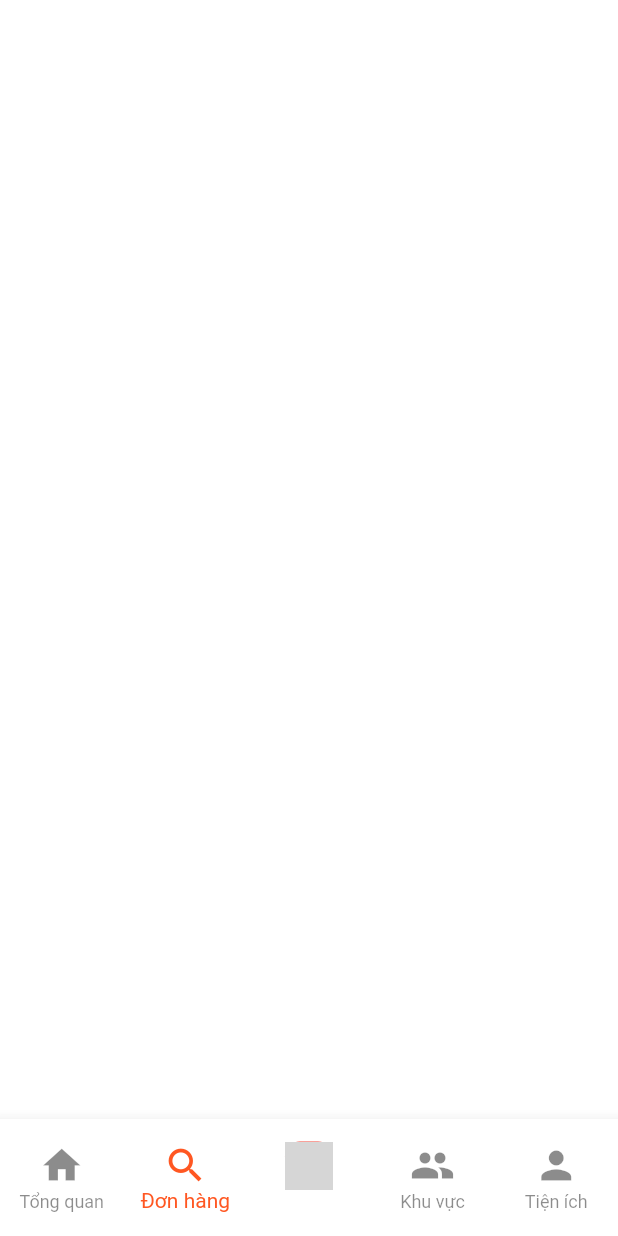
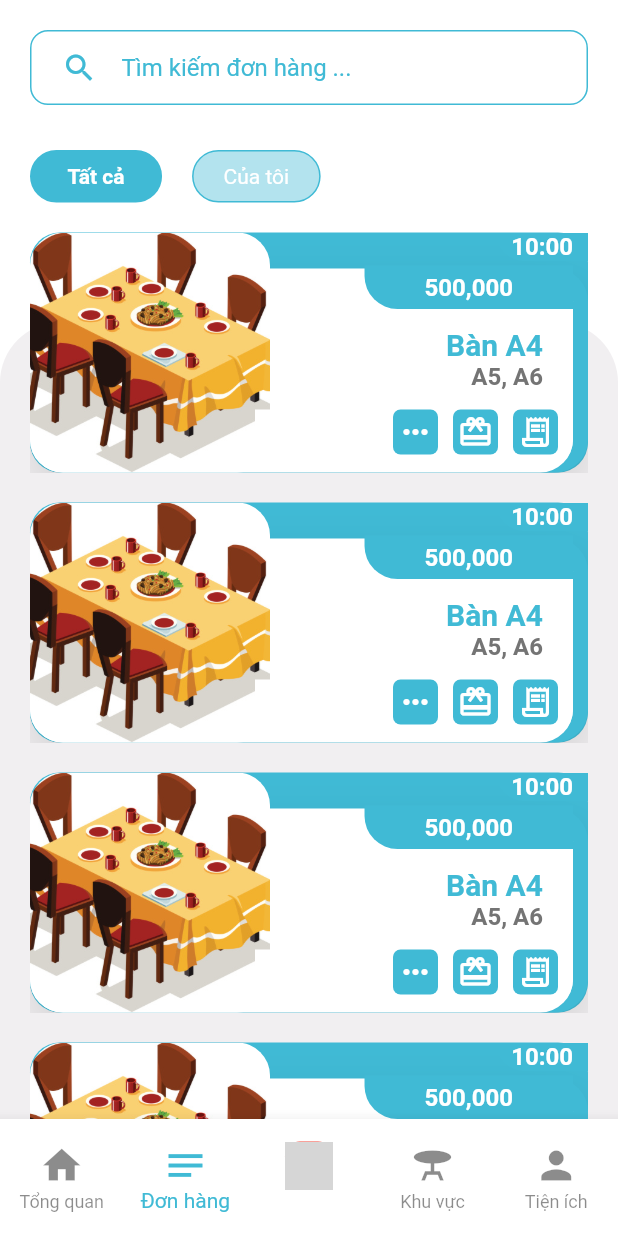
Before and after one commit to HienCa/myorder, a Flutter app: the screen it shows once a user with an empty profile is signed in, item 2 of the bottom bar chosen, on a phone screen of 412 x 824 dp. Run offline on Flutter 3.47's test engine with Material 2 defaults, Android fonts, the phone set to English and light mode, and no system bars; our stand-ins replace cached_network_image, cloud_firestore, firebase_auth, firebase_core, firebase_storage, get and 4 more; missing offline and left inert: dart:ffi; accounts and stored records are empty; grey boxes are pictures that could not be loaded.

Commit message:
UI Order

```diff
--- a/lib/constants.dart
+++ b/lib/constants.dart
@@ -3,16 +3,45 @@ import 'package:firebase_auth/firebase_auth.dart';
 import 'package:firebase_storage/firebase_storage.dart';
 import 'package:flutter/material.dart';
 import 'package:myorder/controllers/auth_controller.dart';
+import 'package:myorder/views/screens/order/order_screen.dart';
 import 'package:myorder/views/screens/utilities/utils_screen.dart';
 
 List pages = [
-  const Text("t"),
   const Text(""),
+  const OrderPage(),
   const Text(""),
   const Text(""),
   // ProfileScreen(uid: authController.user.uid),
   const UtilsPage()
 ];
+
+// list of colors that we use in our app
+const kBackgroundColor = Color(0xFFF1EFF1);
+const kPrimaryColor = Color(0xFF035AA6);
+const kSecondaryColor = Color(0xFFFFA41B);
+const kTextColor = Color(0xFF000839);
+const kTextLightColor = Color(0xFF747474);
+const kBlueColor = Color(0xFF40BAD5);
+
+const kDefaultPadding = 20.0;
+
+// our default Shadow
+const kDefaultShadow = BoxShadow(
+  offset: Offset(0, 15),
+  blurRadius: 27,
+  color: Colors.black12, // Black color with 12% opacity
+);
+//corlor
+const primaryColor = Color(0xFF40BAD5);
+var primaryColorOpacity = const Color(0xFF40BAD5).withOpacity(0.4);
+
+//color of order
+const tableservingColor = Color(0xFF40BAD5);
+const tableemptyColor = Color(0xFF747474);
+const tablecancelColor = Color.fromARGB(255, 224, 24, 24);
+
+//border color
+const borderColorPrimary = Color(0xFF40BAD5);
 
 // background
 const backgroundColor = Colors.white;
@@ -20,24 +49,45 @@ const backgroundColorGray = Color.fromARGB(255, 245, 241, 241);
 
 //text
 const textColor = Colors.black;
+const textWhiteColor = Colors.white;
 const unselectedItemColor = Colors.black45;
 const borderColor = Colors.grey;
+
+//text style
+const textStyleWhiteRegular16 =
+    TextStyle(color: Colors.white, fontSize: 16, fontWeight: FontWeight.w400);
+
+const textStyleWhiteBold20 =
+    TextStyle(color: Colors.white, fontSize: 16, fontWeight: FontWeight.bold);
+
 const textStyleBlackRegular = TextStyle(
     color: Color.fromARGB(196, 20, 19, 19),
     fontSize: 16,
     fontWeight: FontWeight.w400);
+
 const textStyleBlackBold =
     TextStyle(color: Colors.black, fontSize: 20, fontWeight: FontWeight.bold);
+
+const textStylePrimaryBold =
+    TextStyle(color: primaryColor, fontSize: 20, fontWeight: FontWeight.bold);
+const textStyleSecondBold =
+    TextStyle(color: tableemptyColor, fontSize: 16, fontWeight: FontWeight.bold);
 //button
-var buttonColor = Colors.red[400];
+var buttonColor = const Color(0xFF40BAD5);
+const buttonStyleBlackBold =
+    TextStyle(fontSize: 20, fontWeight: FontWeight.bold);
+double buttonHeight = 50;
+double buttonWidth = 300;
 
 //icon
 const iconColor = Colors.grey;
-const iconColorPrimary = Colors.deepOrange;
+const iconColorPrimary = Color(0xFF40BAD5);
+var iconColorPrimaryOpacity = const Color(0xFF40BAD5).withOpacity(0.8);
 
 const marginTop5 = SizedBox(height: 5);
 const marginTop10 = SizedBox(height: 10);
 const marginTop20 = SizedBox(height: 20);
+const marginTop30 = SizedBox(height: 30);
 const marginRight10 = SizedBox(width: 10);
 const marginRight20 = SizedBox(width: 20);
 
--- a/lib/main.dart
+++ b/lib/main.dart
@@ -1,5 +1,6 @@
 import 'package:firebase_core/firebase_core.dart';
 import 'package:flutter/material.dart';
+import 'package:flutter/services.dart';
 import 'package:get/get.dart';
 import 'package:myorder/constants.dart';
 import 'package:myorder/controllers/auth_controller.dart';
@@ -11,6 +12,7 @@ void main() async {
   await Firebase.initializeApp().then((value) {
     Get.put(AuthController());
   });
+   SystemChrome.setPreferredOrientations([DeviceOrientation.portraitUp]);
   runApp(const MyApp());
 }
 
--- a/lib/views/screens/home_screen.dart
+++ b/lib/views/screens/home_screen.dart
@@ -49,7 +49,7 @@ class _HomeScreenState extends State<HomeScreen> {
             label: 'Tổng quan',
           ),
           const BottomNavigationBarItem(
-            icon: Icon(Icons.search, size: 30),
+            icon: Icon(Icons.notes, size: 30),
             label: 'Đơn hàng',
           ),
           BottomNavigationBarItem(
@@ -62,7 +62,7 @@ class _HomeScreenState extends State<HomeScreen> {
             label: '',
           ),
           const BottomNavigationBarItem(
-            icon: Icon(Icons.people, size: 30),
+            icon: Icon(Icons.table_bar_sharp, size: 30),
             label: 'Khu vực',
           ),
           const BottomNavigationBarItem(
--- /dev/null
+++ b/lib/views/screens/order/options_screen.dart
@@ -0,0 +1,57 @@
+// ignore_for_file: library_private_types_in_public_api
+
+import 'package:flutter/material.dart';
+import 'package:myorder/constants.dart';
+
+class OptionList extends StatefulWidget {
+  const OptionList({super.key});
+
+  @override
+  _CategoryListState createState() => _CategoryListState();
+}
+
+class _CategoryListState extends State<OptionList> {
+  // by default first item will be selected
+  int selectedIndex = 0;
+  List options = ['Tất cả', 'Của tôi'];
+  @override
+  Widget build(BuildContext context) {
+    return Container(
+      margin: const EdgeInsets.symmetric(vertical: kDefaultPadding / 2),
+      height: 35,
+      child: ListView.builder(
+        scrollDirection: Axis.horizontal,
+        itemCount: options.length,
+        itemBuilder: (context, index) => GestureDetector(
+          onTap: () {
+            setState(() {
+              selectedIndex = index;
+            });
+          },
+          child: Container(
+            alignment: Alignment.center,
+            margin: EdgeInsets.only(
+              left: kDefaultPadding,
+              // At end item it add extra 20 right  padding
+              right: index == options.length - 1 ? kDefaultPadding : 0,
+            ),
+            padding: const EdgeInsets.symmetric(horizontal: kDefaultPadding),
+            decoration: BoxDecoration(
+              color: index == selectedIndex
+                  ? kBlueColor
+                  : primaryColorOpacity,
+              borderRadius: BorderRadius.circular(20),
+              border: index == selectedIndex
+                  ? Border.all(width: 5, color: borderColorPrimary)
+                  : Border.all(width: 1, color: borderColorPrimary)
+            ),
+            child: Text(
+              options[index],
+              style: index == selectedIndex ? const TextStyle(color: textWhiteColor,  fontWeight: FontWeight.bold) : const TextStyle(color: textWhiteColor,  fontWeight: FontWeight.normal),
+            ),
+          ),
+        ),
+      ),
+    );
+  }
+}
--- /dev/null
+++ b/lib/views/screens/order/order_screen.dart
@@ -0,0 +1,55 @@
+import 'package:flutter/material.dart';
+import 'package:myorder/constants.dart';
+import 'package:myorder/views/screens/order/options_screen.dart';
+import 'package:myorder/views/screens/order/search_box.dart';
+import 'package:myorder/views/widgets/order_cart.dart';
+
+class OrderPage extends StatelessWidget {
+  const OrderPage ({super.key});
+
+  @override
+  Widget build(BuildContext context) {
+    return SafeArea(
+      bottom: false,
+      child: Column(
+        children: <Widget>[
+          SearchBox(onChanged: (value) {}),
+          const OptionList(),
+          Expanded(
+            child: Stack(
+              children: <Widget>[
+                Container(
+                  margin: const EdgeInsets.only(top: 70),
+                  decoration: const BoxDecoration(
+                    color: kBackgroundColor,
+                    borderRadius: BorderRadius.only(
+                      topLeft: Radius.circular(40),
+                      topRight: Radius.circular(40),
+                    ),
+                  ),
+                ),
+                ListView.builder(
+                  itemCount: 5,
+                  itemBuilder: (context, index) => OrderCard(
+                    // itemIndex: index,
+                    // product: products[index],
+                    // press: () {
+                      // Navigator.push(
+                      //   context,
+                      //   MaterialPageRoute(
+                      //     builder: (context) => DetailsScreen(
+                      //       product: products[index],
+                      //     ),
+                      //   ),
+                      // );
+                    // },
+                  ),
+                )
+              ],
+            ),
+          ),
+        ],
+      ),
+    );
+  }
+}
--- /dev/null
+++ b/lib/views/screens/order/search_box.dart
@@ -0,0 +1,45 @@
+import 'package:flutter/material.dart';
+import 'package:myorder/constants.dart';
+
+
+
+
+class SearchBox extends StatelessWidget {
+  const SearchBox({super.key,
+    required this.onChanged,
+  });
+
+  final ValueChanged onChanged;
+
+  @override
+  Widget build(BuildContext context) {
+    return Container(
+      height: 50,
+      width: 400,
+      margin: const EdgeInsets.all(kDefaultPadding),
+      padding: const EdgeInsets.symmetric(
+        horizontal: kDefaultPadding,
+        vertical: kDefaultPadding / 4, // 5 top and bottom
+      ),
+      decoration: BoxDecoration(
+        color: Colors.white.withOpacity(0.4),
+        borderRadius: BorderRadius.circular(12),
+        border: Border.all(width: 1, color: borderColorPrimary)
+      ),
+      child: TextField(
+        onChanged: onChanged,
+        style: const TextStyle(color: borderColorPrimary),
+        decoration: const InputDecoration(
+          enabledBorder: InputBorder.none,
+          focusedBorder: InputBorder.none,
+          fillColor: borderColorPrimary,
+
+          icon: Icon(Icons.search, color: iconColorPrimary,),
+          hintText: 'Tìm kiếm đơn hàng ...',
+          hintStyle: TextStyle(color: borderColorPrimary),
+        ),
+        cursorColor: borderColorPrimary,
+      ),
+    );
+  }
+}
--- a/lib/views/screens/utilities/setting_screen.dart
+++ b/lib/views/screens/utilities/setting_screen.dart
@@ -2,6 +2,7 @@ import 'dart:io';
 
 import 'package:flutter/cupertino.dart';
 import 'package:flutter/material.dart';
+import 'package:myorder/constants.dart';
 
 class SettingsPage extends StatefulWidget {
   const SettingsPage({Key? key}) : super(key: key);
@@ -12,7 +13,7 @@ class SettingsPage extends StatefulWidget {
 
 class _SettingsPageState extends State<SettingsPage> {
   TextStyle headingStyle = const TextStyle(
-      fontSize: 16, fontWeight: FontWeight.w600, color: Colors.red);
+      fontSize: 16, fontWeight: FontWeight.w600, color: primaryColor);
 
   bool lockAppSwitchVal = true;
   bool fingerprintSwitchVal = false;
@@ -32,12 +33,16 @@ class _SettingsPageState extends State<SettingsPage> {
             debugShowCheckedModeBanner: false,
             theme: ThemeData(
               colorScheme: ColorScheme.fromSwatch().copyWith(
-                primary: Colors.redAccent,
-                secondary: Colors.redAccent,
+                primary: primaryColor,
+                secondary: primaryColor,
               ),
             ),
             home: Scaffold(
               appBar: AppBar(
+                leading:  InkWell(
+                  onTap: () => {Navigator.pop(context)},
+                  child: const Icon(Icons.arrow_back_ios)
+                  ),
                 title: const Center(child: Text("CẬP NHẬT TÀI KHOẢN")),
               ),
               body: SingleChildScrollView(
@@ -121,7 +126,7 @@ class _SettingsPageState extends State<SettingsPage> {
                         title: const Text("Thông tin ứng dụng"),
                         trailing: Switch(
                             value: changePassSwitchVal,
-                            activeColor: Colors.redAccent,
+                            activeColor: primaryColor,
                             onChanged: (val) {
                               setState(() {
                                 changePassSwitchVal = val;
@@ -139,7 +144,7 @@ class _SettingsPageState extends State<SettingsPage> {
             debugShowCheckedModeBanner: false,
             home: CupertinoPageScaffold(
               navigationBar: const CupertinoNavigationBar(
-                backgroundColor: CupertinoColors.destructiveRed,
+                backgroundColor: primaryColor,
                 middle: Text("Settings UI"),
               ),
               child: Container(
--- a/lib/views/screens/utilities/utils_screen.dart
+++ b/lib/views/screens/utilities/utils_screen.dart
@@ -58,7 +58,8 @@ class UtilsPage extends StatelessWidget {
               children: [
                 ListTile(
                   leading: Text("Địa chỉ:", style: textStyleBlackRegular),
-                  title: Text("số 05 / ấp 06 //Bình Mỹ / Củ Chi / Thành phố Hồ Chí Minh",
+                  title: Text(
+                      "số 05 / ấp 06 //Bình Mỹ / Củ Chi / Thành phố Hồ Chí Minh",
                       style: textStyleBlackRegular),
                 ),
               ],
@@ -71,8 +72,7 @@ class UtilsPage extends StatelessWidget {
               children: [
                 ListTile(
                   leading: Icon(Icons.print, color: iconColor),
-                  title: Text("Thiết lập máy in",
-                      style: textStyleBlackRegular),
+                  title: Text("Thiết lập máy in", style: textStyleBlackRegular),
                   trailing:
                       Icon(Icons.arrow_forward_ios_outlined, color: iconColor),
                 ),
@@ -85,7 +85,7 @@ class UtilsPage extends StatelessWidget {
             child: const Column(
               children: [
                 ListTile(
-                  leading: Icon(Icons.table_bar, color: iconColor),
+                  leading: Icon(Icons.chair_alt, color: iconColor),
                   title: Text("Quản lý khu vực / bàn",
                       style: textStyleBlackRegular),
                   trailing:
@@ -138,6 +138,16 @@ class UtilsPage extends StatelessWidget {
                 ),
               ],
             ),
+          ),
+          marginTop30,
+          InkWell(
+            onTap: () => {authController.signOut()},
+            child: Container(
+              height: buttonHeight,
+              width: MediaQuery.of(context).size.width * 0.9 ,
+              decoration: const BoxDecoration(borderRadius: BorderRadius.all(Radius.circular(10)), color: primaryColor),
+              child: const Center(child: Text("ĐĂNG XUẤT", style:buttonStyleBlackBold)),
+            ),
           )
         ],
       ),
--- /dev/null
+++ b/lib/views/widgets/order_cart.dart
@@ -0,0 +1,222 @@
+import 'package:flutter/material.dart';
+import 'package:myorder/constants.dart';
+
+class OrderCard extends StatelessWidget {
+  //  const OrderCard({
+  //   Key key,
+  //   this.itemIndex,
+  //   this.order,
+  //   this.press,
+  // }) : super(key: key);
+
+  // final int itemIndex;
+  // final Order order;
+  // final Function press;
+
+  @override
+  Widget build(BuildContext context) {
+    // It  will provide us total height and width of our screen
+    Size size = MediaQuery.of(context).size;
+    return Container(
+      decoration: BoxDecoration(
+        color: tableservingColor,
+        borderRadius: BorderRadius.circular(20),
+      ),
+      margin: const EdgeInsets.symmetric(
+        horizontal: kDefaultPadding,
+        vertical: kDefaultPadding / 2,
+      ),
+      // color: Colors.blueAccent,
+      height: 160,
+      child: InkWell(
+        onTap: () => {},
+        child: Stack(
+          alignment: Alignment.bottomCenter,
+          children: <Widget>[
+            // Those are our background
+            Container(
+              height: 136,
+              decoration: BoxDecoration(
+                borderRadius: BorderRadius.circular(22),
+                color: kBlueColor,
+                boxShadow: const [kDefaultShadow],
+              ),
+              child: Container(
+                margin: const EdgeInsets.only(right: 10),
+                decoration: BoxDecoration(
+                  color: Colors.white,
+                  borderRadius: BorderRadius.circular(22),
+                ),
+              ),
+            ),
+            // our order image
+            Positioned(
+              bottom: 0,
+              left: -20,
+              child: Hero(
+                tag: 1,
+                child: Container(
+                    decoration: const BoxDecoration(
+                      borderRadius: BorderRadius.only(
+                        topLeft: Radius.circular(22),
+                        topRight: Radius.circular(22),
+                      ),
+                    ),
+                    padding:
+                        const EdgeInsets.symmetric(horizontal: kDefaultPadding),
+                    height: 160,
+                    // image is square but we add extra 20 + 20 padding thats why width is 200
+                    width: 200,
+                    child: ClipRRect(
+                      borderRadius: BorderRadius.circular(
+                          22), // Thay đổi giá trị của borderRadius tùy theo nhu cầu
+                      child: Image.asset(
+                        "assets/images/table5.jpg",
+                        fit: BoxFit.cover,
+                      ),
+                    )),
+              ),
+            ),
+            // order title and price
+            Positioned(
+              top: 0,
+              right: 0,
+              child: SizedBox(
+                height: 100,
+                // our image take 200 width, thats why we set out total width - 200
+                width: size.width - 200,
+                child: Column(
+                  crossAxisAlignment: CrossAxisAlignment.end,
+                  children: <Widget>[
+                    Container(
+                      padding: const EdgeInsets.symmetric(
+                        horizontal: 10,
+                      ),
+                      decoration: const BoxDecoration(
+                        color: kBlueColor,
+                        borderRadius: BorderRadius.only(
+                          bottomLeft: Radius.circular(22),
+                        ),
+                      ),
+                      child: const Text(
+                        "10:00",
+                        style: textStyleWhiteBold20,
+                      ),
+                    ),
+
+                  ],
+                ),
+              ),
+            ),
+            Positioned(
+              top: 22,
+              right: 10,
+              child: SizedBox(
+                height: 136,
+                // our image take 200 width, thats why we set out total width - 200
+                width: size.width - 200,
+                child: Column(
+                  crossAxisAlignment: CrossAxisAlignment.end,
+                  children: <Widget>[
+                    Container(
+                      padding: const EdgeInsets.symmetric(
+                        horizontal: kDefaultPadding * 2, // 30 padding
+                        vertical: kDefaultPadding / 4, // 5 top and bottom
+                      ),
+                      decoration: const BoxDecoration(
+                        color: kBlueColor,
+                        borderRadius: BorderRadius.only(
+                          bottomLeft: Radius.circular(22),
+                        ),
+                      ),
+                      child: const Text(
+                        "500,000",
+                        style: textStyleWhiteBold20,
+                      ),
+                    ),
+                    const Spacer(),
+                    const Padding(
+                      padding:
+                          EdgeInsets.symmetric(horizontal: kDefaultPadding),
+                      child: Text(
+                        "Bàn A4",
+                        style: textStylePrimaryBold,
+                      ),
+                    ),
+                    const Padding(
+                      padding:
+                          EdgeInsets.symmetric(horizontal: kDefaultPadding),
+                      child: Text(
+                        "A5, A6",
+                        style: textStyleSecondBold,
+                      ),
+                    ),
+                    // it use the available space
+                    const Spacer(),
+                    Container(
+                      width: size.width - 200,
+                      padding: const EdgeInsets.only(right: 10, bottom: 10),
+                      // padding: const EdgeInsets.symmetric(
+                      //   horizontal: kDefaultPadding * 2, // 30 padding
+                      //   vertical: kDefaultPadding / 4, // 5 top and bottom
+                      // ),
+                      decoration: const BoxDecoration(
+                        color: backgroundColor,
+                        borderRadius:
+                            BorderRadius.only(bottomRight: Radius.circular(20)),
+                      ),
+                      child: Row(
+                          mainAxisAlignment: MainAxisAlignment.end,
+                          children: [
+                            Container(
+                              height: 30,
+                              width: 30,
+                              decoration: const BoxDecoration(
+                                borderRadius:
+                                    BorderRadius.all(Radius.circular(5)),
+                                color: kBlueColor,
+                              ),
+                              child: InkWell(
+                                  onTap: () => {},
+                                  child: const Icon(Icons.more_horiz)),
+                            ),
+                            const SizedBox(width: 10),
+                            Container(
+                              height: 30,
+                              width: 30,
+                              decoration: const BoxDecoration(
+                                borderRadius:
+                                    BorderRadius.all(Radius.circular(5)),
+                                color: kBlueColor,
+                              ),
+                              child: InkWell(
+                                  onTap: () => {},
+                                  child:
+                                      const Icon(Icons.card_giftcard_outlined)),
+                            ),
+                            const SizedBox(width: 10),
+                            Container(
+                              height: 30,
+                              width: 30,
+                              decoration: const BoxDecoration(
+                                borderRadius:
+                                    BorderRadius.all(Radius.circular(5)),
+                                color: kBlueColor,
+                              ),
+                              child: InkWell(
+                                  onTap: () => {},
+                                  child:
+                                      const Icon(Icons.receipt_long_outlined)),
+                            ),
+                          ]),
+                    ),
+                  ],
+                ),
+              ),
+            ),
+          ],
+        ),
+      ),
+    );
+  }
+}
```
Also changed, not shown: assets/images/408893-PDY5BO-859.jpg (added), assets/images/lykem.jpg (added), assets/images/ngoy_8hdy_210826.jpg (added), assets/images/table4.png (added), assets/images/table5.jpg (added), assets/images/tabledrink2.jpg (added).
